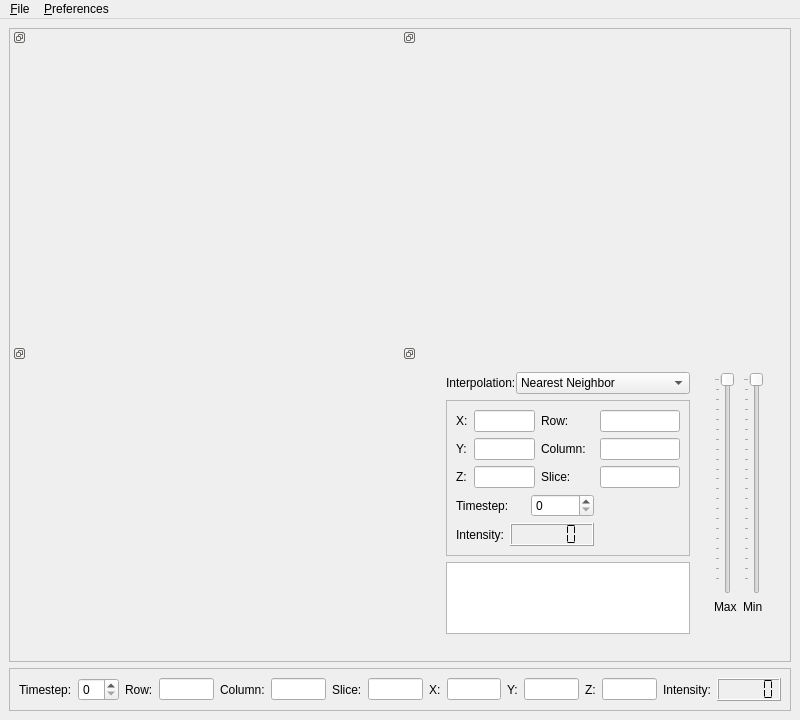
Above: forms/isisViewerMain.ui from isis-group/vast before the change. Below: the same form after it.
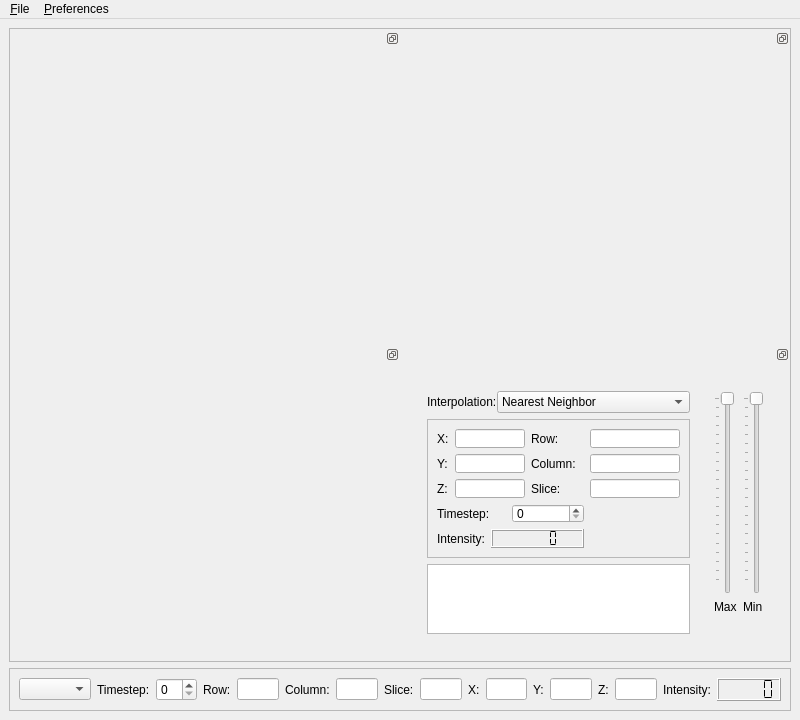
That is the form after the change.

Patch:
```diff
--- a/forms/isisViewerMain.ui
+++ b/forms/isisViewerMain.ui
@@ -60,7 +60,7 @@
           <bool>false</bool>
          </property>
          <property name="features">
-          <set>QDockWidget::DockWidgetFloatable|QDockWidget::DockWidgetMovable|QDockWidget::DockWidgetVerticalTitleBar</set>
+          <set>QDockWidget::DockWidgetFloatable|QDockWidget::DockWidgetMovable</set>
          </property>
          <property name="allowedAreas">
           <set>Qt::AllDockWidgetAreas</set>
@@ -89,7 +89,7 @@
           <bool>false</bool>
          </property>
          <property name="features">
-          <set>QDockWidget::DockWidgetFloatable|QDockWidget::DockWidgetMovable|QDockWidget::DockWidgetVerticalTitleBar</set>
+          <set>QDockWidget::DockWidgetFloatable|QDockWidget::DockWidgetMovable</set>
          </property>
          <property name="allowedAreas">
           <set>Qt::AllDockWidgetAreas</set>
@@ -118,7 +118,7 @@
           <bool>false</bool>
          </property>
          <property name="features">
-          <set>QDockWidget::DockWidgetFloatable|QDockWidget::DockWidgetMovable|QDockWidget::DockWidgetVerticalTitleBar</set>
+          <set>QDockWidget::DockWidgetFloatable|QDockWidget::DockWidgetMovable</set>
          </property>
          <property name="allowedAreas">
           <set>Qt::AllDockWidgetAreas</set>
@@ -153,7 +153,7 @@
           <bool>false</bool>
          </property>
          <property name="features">
-          <set>QDockWidget::DockWidgetFloatable|QDockWidget::DockWidgetMovable|QDockWidget::DockWidgetVerticalTitleBar</set>
+          <set>QDockWidget::DockWidgetFloatable|QDockWidget::DockWidgetMovable</set>
          </property>
          <property name="allowedAreas">
           <set>Qt::AllDockWidgetAreas</set>
@@ -558,6 +558,16 @@
        <enum>QFrame::Raised</enum>
       </property>
       <layout class="QHBoxLayout" name="horizontalLayout_2">
+       <item>
+        <widget class="QComboBox" name="currentImageBox">
+         <property name="maximumSize">
+          <size>
+           <width>200</width>
+           <height>16777215</height>
+          </size>
+         </property>
+        </widget>
+       </item>
        <item>
         <widget class="QLabel" name="label_8">
          <property name="text">
```
